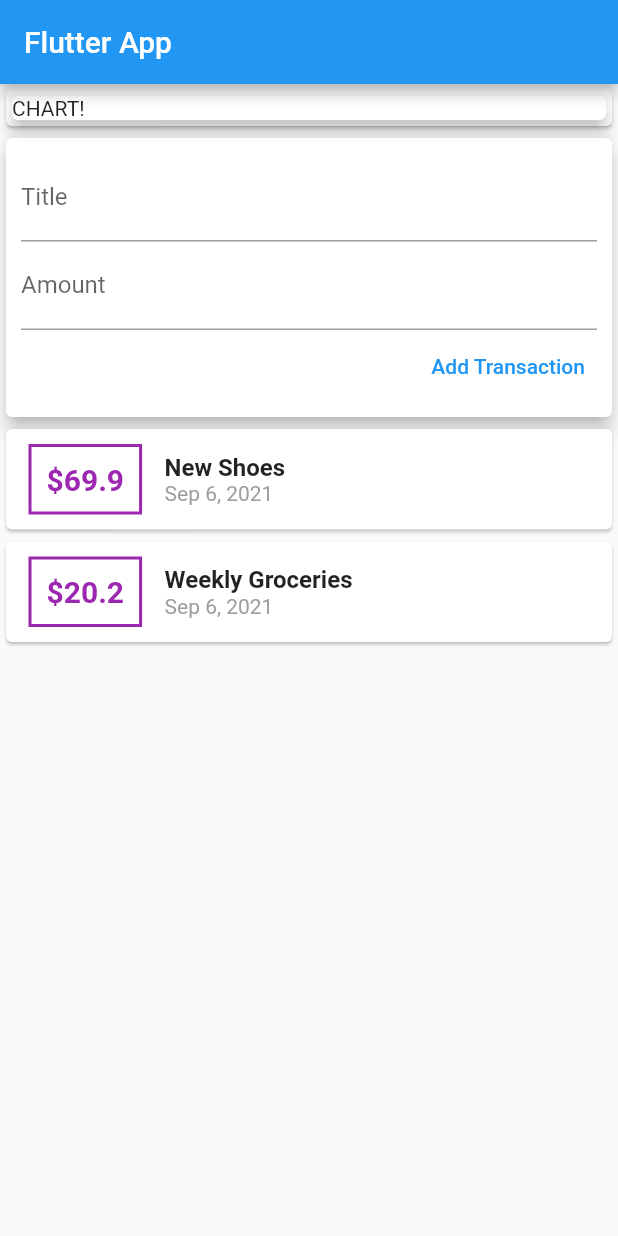
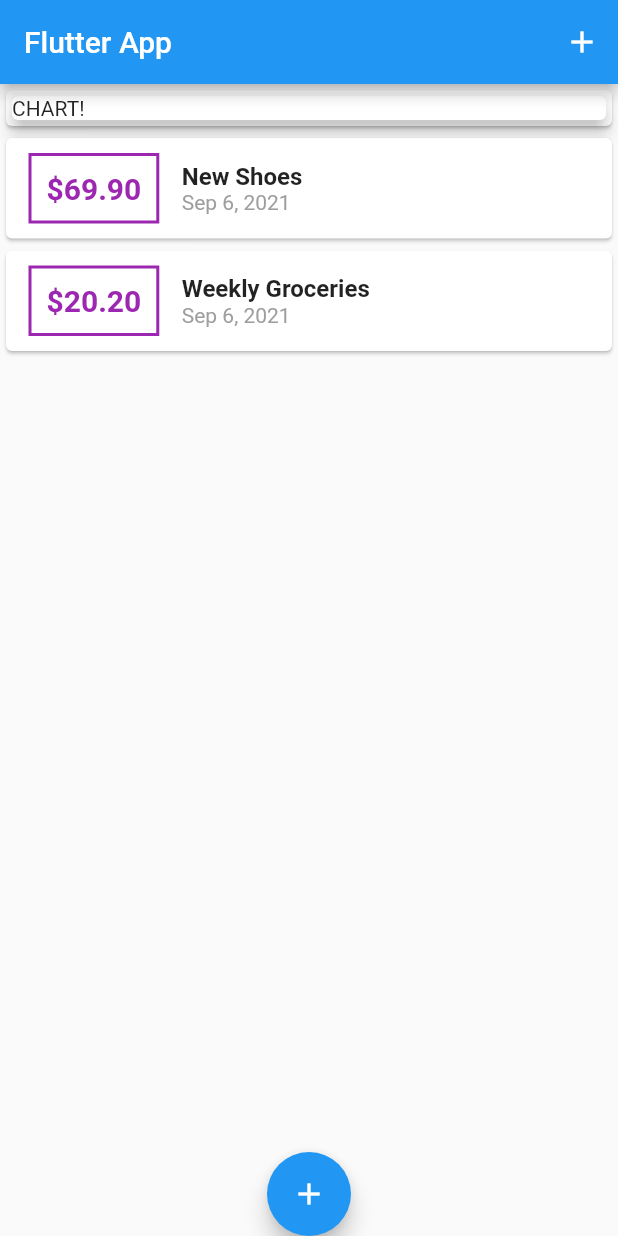
Before and after one commit to masashimorita/flutter-expenses-app, a Flutter app: the screen it shows after launch, on a phone screen of 412 x 824 dp. Run offline on Flutter 3.47's test engine with Material 2 defaults, Android fonts, the phone set to English and light mode, and no system bars.

Commit message:
feat: 🎸 Move New Transaction Form to Modal Bottom Sheet

```diff
--- a/lib/main.dart
+++ b/lib/main.dart
@@ -1,5 +1,7 @@
 import 'package:flutter/material.dart';
-import './widgets/user_transactions.dart';
+import './widgets/transaction_list.dart';
+import './widgets/new_transaction.dart';
+import './models/transaction.dart';
 
 void main() => runApp(MyApp());
 
@@ -13,15 +15,53 @@ class MyApp extends StatelessWidget {
   }
 }
 
-class MyHomePage extends StatelessWidget {
-  String titleInput = '';
-  String amountInput = '';
+class MyHomePage extends StatefulWidget {
+  @override
+  _MyHomePageState createState() => _MyHomePageState();
+}
+
+class _MyHomePageState extends State<MyHomePage> {
+  final List<Transaction> _userTransactions = [
+    Transaction('t1', 'New Shoes', 69.9, DateTime.now()),
+    Transaction('t1', 'Weekly Groceries', 20.2, DateTime.now()),
+  ];
+
+  void _startAtNewTransaction(BuildContext ctx) {
+    showModalBottomSheet(
+      context: ctx,
+      builder: (_) {
+        return GestureDetector(
+          onTap: () {},
+          behavior: HitTestBehavior.opaque,
+          child: NewTransaction(this._addNewTransaction),
+        );
+      },
+    );
+  }
+
+  void _addNewTransaction(String txTitle, double txAmount) {
+    setState(() {
+      final newTx = Transaction(
+        DateTime.now().toString(),
+        txTitle,
+        txAmount,
+        DateTime.now(),
+      );
+      this._userTransactions.add(newTx);
+    });
+  }
 
   @override
   Widget build(BuildContext context) {
     return Scaffold(
       appBar: AppBar(
         title: Text('Flutter App'),
+        actions: <Widget>[
+          IconButton(
+            icon: Icon(Icons.add),
+            onPressed: () => this._startAtNewTransaction(context),
+          ),
+        ],
       ),
       body: SingleChildScrollView(
         child: Column(
@@ -32,10 +72,18 @@ class MyHomePage extends StatelessWidget {
                 child: Card(
                   child: Text('CHART!'),
                   elevation: 5,
-                    )),
                 ),
-              UserTransactions(),
+              ),
+            ),
+            TransactionList(_userTransactions),
           ],
-        )));
+        ),
+      ),
+      floatingActionButtonLocation: FloatingActionButtonLocation.centerDocked,
+      floatingActionButton: FloatingActionButton(
+        child: Icon(Icons.add),
+        onPressed: () => _startAtNewTransaction(context),
+      ),
+    );
   }
 }
--- a/lib/widgets/transaction_list.dart
+++ b/lib/widgets/transaction_list.dart
@@ -24,7 +24,7 @@ class TransactionList extends StatelessWidget {
         children: [
           Container(
             child: Text(
-              '\$${this.transactions[index].amount}',
+              '\$${this.transactions[index].amount.toStringAsFixed(2)}',
               style: TextStyle(
                 fontWeight: FontWeight.bold,
                 fontSize: 20,
--- a/lib/widgets/user_transactions.dart
+++ /dev/null
@@ -1,36 +0,0 @@
-import 'package:flutter/material.dart';
-import './transaction_list.dart';
-import './new_transaction.dart';
-import '../models/transaction.dart';
-
-class UserTransactions extends StatefulWidget {
-  @override
-  _UserTransactionsState createState() => _UserTransactionsState();
-}
-
-class _UserTransactionsState extends State<UserTransactions> {
-  final List<Transaction> _userTransactions = [
-    Transaction('t1', 'New Shoes', 69.9, DateTime.now()),
-    Transaction('t1', 'Weekly Groceries', 20.2, DateTime.now()),
-  ];
-
-  void _addNewTransaction (String txTitle, double txAmount) {
-    setState(() {
-      final newTx = Transaction(
-          DateTime.now().toString(),
-          txTitle,
-          txAmount,
-          DateTime.now()
-      );
-      this._userTransactions.add(newTx);
-    });
-  }
-
-  @override
-  Widget build(BuildContext context) {
-    return Column(children: <Widget>[
-      NewTransaction(_addNewTransaction),
-      TransactionList(_userTransactions),
-    ],);
-  }
-}
```
Also changed, not shown: lib/widgets/new_transaction.dart (+17 -9 lines). Lines whose indentation alone changed are shown as unchanged.
